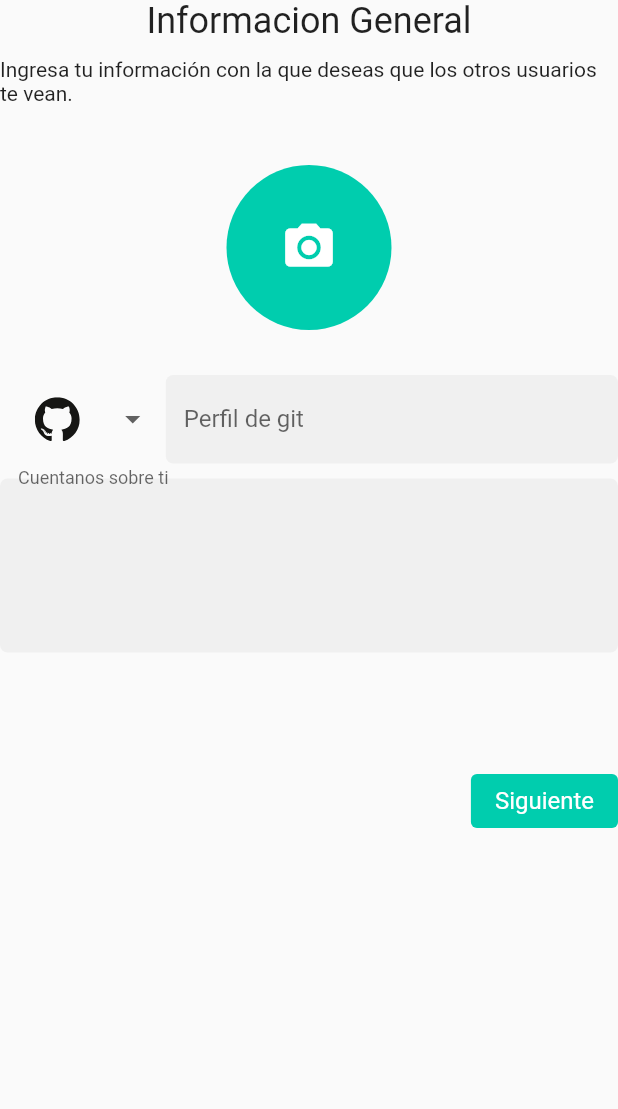
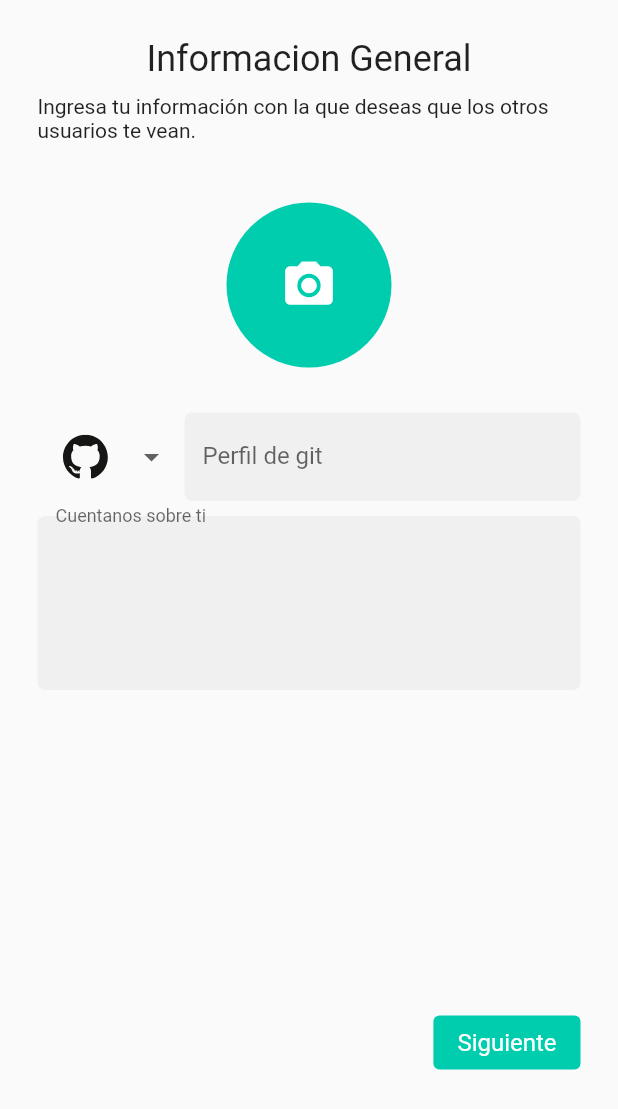
Before and after one commit to Only-Coders/mobile, a Flutter app: the GeneralInformationSecondStep widget shown alone on an empty page, opened directly, on a phone screen of 412 x 824 dp. Shown: the top 1109 px of the screen. Run offline on Flutter 3.47's test engine with Material 2 defaults, Android fonts, the light colour scheme and no system bars; our stand-ins replace dio, firebase_auth, firebase_core, firebase_storage, flutter_secure_storage, flutter_svg and 2 more; accounts and stored records are empty; network calls fail.

Commit message:
feat: cleaner layout for onboard screen

```diff
--- a/lib/screens/onboard/general_information_second_step.dart
+++ b/lib/screens/onboard/general_information_second_step.dart
@@ -75,6 +75,12 @@ class _GeneralInformationSecondStepState
   @override
   Widget build(BuildContext context) {
     return Container(
+      height: MediaQuery.of(context).size.height - 80,
+      padding: EdgeInsets.all(25),
+      child: Column(
+        mainAxisAlignment: MainAxisAlignment.spaceBetween,
+        children: [
+          Container(
             child: Column(
               children: [
                 Text(
@@ -188,14 +194,16 @@ class _GeneralInformationSecondStepState
                     filled: true,
                   ),
                 ),
-          SizedBox(
-            height: 75,
+              ],
             ),
-          Row(
+          ),
+          Container(
+            child: Row(
               mainAxisAlignment: MainAxisAlignment.end,
               children: [
                 nextButton(),
               ],
+            ),
           )
         ],
       ),
```
Also changed, not shown: lib/screens/onboard/general_information_first_step.dart (+69 -30 lines), lib/screens/onboard/onboard.dart (+9 -12 lines), lib/models/work.dart (added), lib/services/work.dart (added). Lines whose indentation alone changed are shown as unchanged.
